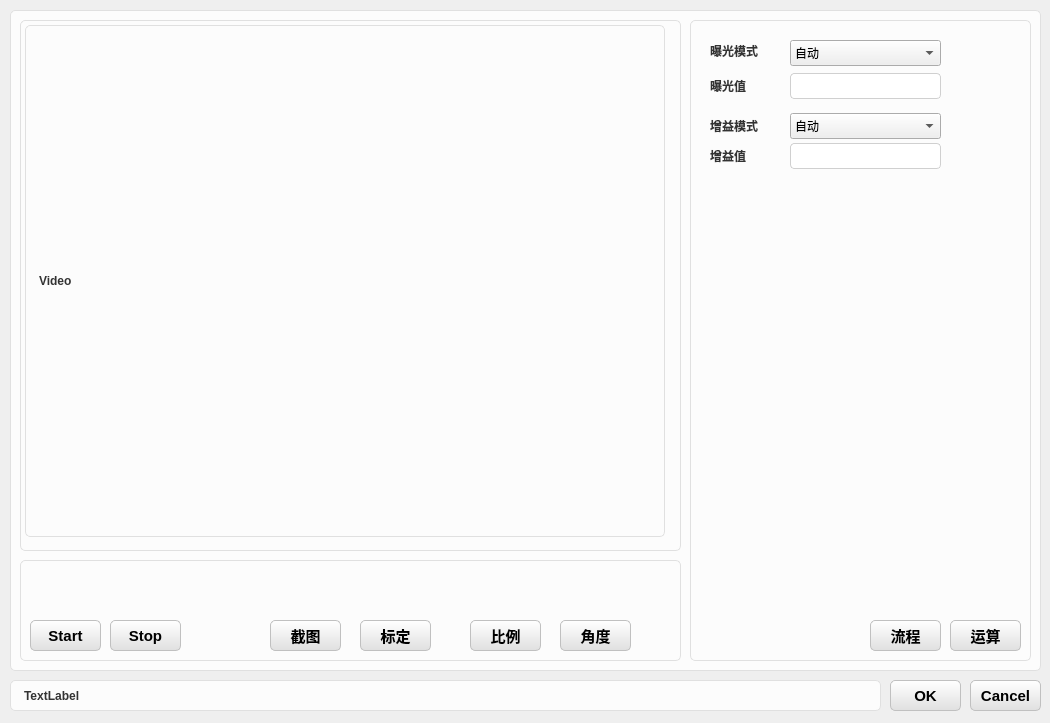
This is Solution/HuiRuMachineH/HuiRuMachineH/dialog/VisionDialog.ui in HeJun20250905/ProductProJect as Qt 5 draws it before an edit. The edited form follows.
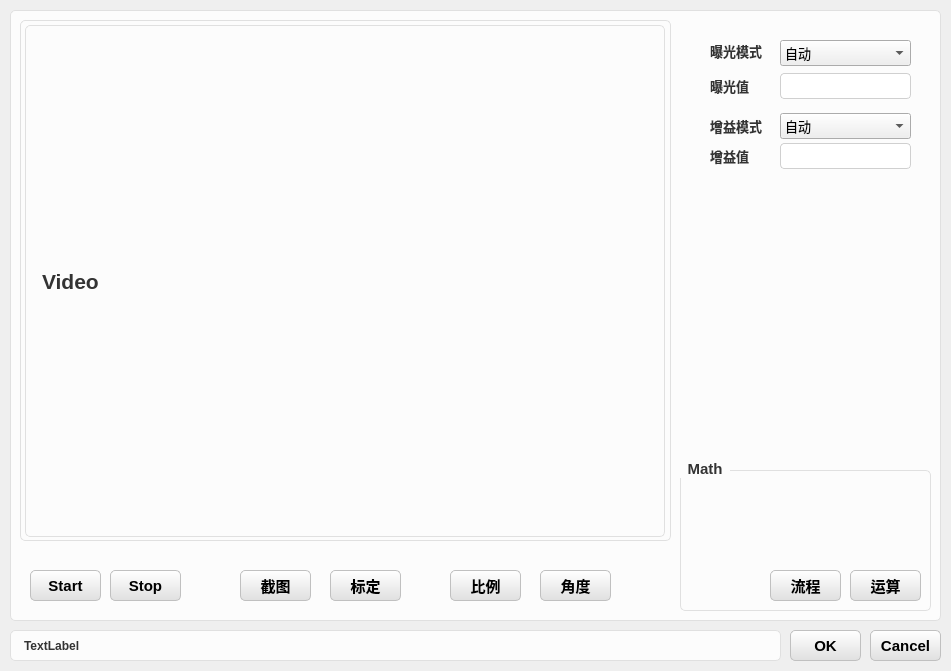
This is the edited form.

What changed in the file:
```diff
--- a/Solution/HuiRuMachineH/HuiRuMachineH/dialog/VisionDialog.ui
+++ b/Solution/HuiRuMachineH/HuiRuMachineH/dialog/VisionDialog.ui
@@ -6,8 +6,8 @@
    <rect>
     <x>0</x>
     <y>0</y>
-    <width>1050</width>
-    <height>723</height>
+    <width>951</width>
+    <height>671</height>
    </rect>
   </property>
   <property name="windowTitle">
@@ -120,8 +120,8 @@
   <widget class="QPushButton" name="pushButton_Cancel">
    <property name="geometry">
     <rect>
-     <x>970</x>
-     <y>680</y>
+     <x>870</x>
+     <y>630</y>
      <width>71</width>
      <height>31</height>
     </rect>
@@ -140,8 +140,8 @@
   <widget class="QPushButton" name="pushButton_OK">
    <property name="geometry">
     <rect>
-     <x>890</x>
-     <y>680</y>
+     <x>790</x>
+     <y>630</y>
      <width>71</width>
      <height>31</height>
     </rect>
@@ -162,8 +162,8 @@
     <rect>
      <x>10</x>
      <y>0</y>
-     <width>1031</width>
-     <height>671</height>
+     <width>931</width>
+     <height>621</height>
     </rect>
    </property>
    <property name="title">
@@ -172,172 +172,27 @@
    <widget class="QGroupBox" name="groupBox_2">
     <property name="geometry">
      <rect>
-      <x>680</x>
-      <y>10</y>
-      <width>341</width>
-      <height>651</height>
+      <x>670</x>
+      <y>460</y>
+      <width>251</width>
+      <height>151</height>
      </rect>
     </property>
+    <property name="font">
+     <font>
+      <pointsize>11</pointsize>
+      <weight>75</weight>
+      <bold>true</bold>
+     </font>
+    </property>
     <property name="title">
-     <string/>
+     <string>Math</string>
     </property>
-    <widget class="QComboBox" name="comboBox_Exposuremode">
-     <property name="geometry">
-      <rect>
-       <x>100</x>
-       <y>30</y>
-       <width>151</width>
-       <height>26</height>
-      </rect>
-     </property>
-     <item>
-      <property name="text">
-       <string>自动</string>
-      </property>
-     </item>
-     <item>
-      <property name="text">
-       <string>手动</string>
-      </property>
-     </item>
-    </widget>
-    <widget class="QLabel" name="label_ExposureMode">
-     <property name="geometry">
-      <rect>
-       <x>20</x>
-       <y>28</y>
-       <width>55</width>
-       <height>26</height>
-      </rect>
-     </property>
-     <property name="styleSheet">
-      <string notr="true">QLabel {
-    color: #333333;           /* 与 QGroupBox::title 保持一致的深灰色 */
-    font-weight: bold;        /* 保持相同的加粗效果（如果是普通文本可去掉这行） */
-    background-color: #FCFCFC; /* 与分组框背景色一致 */
-    border: 0px solid #E0E0E0; /* 相同的边框颜色和粗细 */
-    border-radius: 5px;       /* 相同的圆角 */
-    padding: 0px 0px;        /* 适当的内边距，让文字不贴边，视觉上更舒适 */
-}</string>
-     </property>
-     <property name="text">
-      <string>曝光模式</string>
-     </property>
-    </widget>
-    <widget class="QLabel" name="label_Exposure">
-     <property name="geometry">
-      <rect>
-       <x>20</x>
-       <y>63</y>
-       <width>55</width>
-       <height>26</height>
-      </rect>
-     </property>
-     <property name="styleSheet">
-      <string notr="true">QLabel {
-    color: #333333;           /* 与 QGroupBox::title 保持一致的深灰色 */
-    font-weight: bold;        /* 保持相同的加粗效果（如果是普通文本可去掉这行） */
-    background-color: #FCFCFC; /* 与分组框背景色一致 */
-    border: 0px solid #E0E0E0; /* 相同的边框颜色和粗细 */
-    border-radius: 5px;       /* 相同的圆角 */
-    padding: 0px 0px;        /* 适当的内边距，让文字不贴边，视觉上更舒适 */
-}</string>
-     </property>
-     <property name="text">
-      <string>曝光值</string>
-     </property>
-    </widget>
-    <widget class="QLabel" name="label_GainMode">
-     <property name="geometry">
-      <rect>
-       <x>20</x>
-       <y>103</y>
-       <width>55</width>
-       <height>26</height>
-      </rect>
-     </property>
-     <property name="styleSheet">
-      <string notr="true">QLabel {
-    color: #333333;           /* 与 QGroupBox::title 保持一致的深灰色 */
-    font-weight: bold;        /* 保持相同的加粗效果（如果是普通文本可去掉这行） */
-    background-color: #FCFCFC; /* 与分组框背景色一致 */
-    border: 0px solid #E0E0E0; /* 相同的边框颜色和粗细 */
-    border-radius: 5px;       /* 相同的圆角 */
-    padding: 0px 0px;        /* 适当的内边距，让文字不贴边，视觉上更舒适 */
-}</string>
-     </property>
-     <property name="text">
-      <string>增益模式</string>
-     </property>
-    </widget>
-    <widget class="QComboBox" name="comboBox_GainMode">
-     <property name="geometry">
-      <rect>
-       <x>100</x>
-       <y>103</y>
-       <width>151</width>
-       <height>26</height>
-      </rect>
-     </property>
-     <item>
-      <property name="text">
-       <string>自动</string>
-      </property>
-     </item>
-     <item>
-      <property name="text">
-       <string>手动</string>
-      </property>
-     </item>
-    </widget>
-    <widget class="QLabel" name="label_Gain">
-     <property name="geometry">
-      <rect>
-       <x>20</x>
-       <y>133</y>
-       <width>55</width>
-       <height>26</height>
-      </rect>
-     </property>
-     <property name="styleSheet">
-      <string notr="true">QLabel {
-    color: #333333;           /* 与 QGroupBox::title 保持一致的深灰色 */
-    font-weight: bold;        /* 保持相同的加粗效果（如果是普通文本可去掉这行） */
-    background-color: #FCFCFC; /* 与分组框背景色一致 */
-    border: 0px solid #E0E0E0; /* 相同的边框颜色和粗细 */
-    border-radius: 5px;       /* 相同的圆角 */
-    padding: 0px 0px;        /* 适当的内边距，让文字不贴边，视觉上更舒适 */
-}</string>
-     </property>
-     <property name="text">
-      <string>增益值</string>
-     </property>
-    </widget>
-    <widget class="QLineEdit" name="lineEdit_ExposureValue">
-     <property name="geometry">
-      <rect>
-       <x>100</x>
-       <y>63</y>
-       <width>151</width>
-       <height>26</height>
-      </rect>
-     </property>
-    </widget>
-    <widget class="QLineEdit" name="lineEdit_GainValue">
-     <property name="geometry">
-      <rect>
-       <x>100</x>
-       <y>133</y>
-       <width>151</width>
-       <height>26</height>
-      </rect>
-     </property>
-    </widget>
     <widget class="QPushButton" name="pushButton_Computation">
      <property name="geometry">
       <rect>
-       <x>260</x>
-       <y>610</y>
+       <x>170</x>
+       <y>110</y>
        <width>71</width>
        <height>31</height>
       </rect>
@@ -356,8 +211,8 @@
     <widget class="QPushButton" name="pushButton_WorkFlow">
      <property name="geometry">
       <rect>
-       <x>180</x>
-       <y>610</y>
+       <x>90</x>
+       <y>110</y>
        <width>71</width>
        <height>31</height>
       </rect>
@@ -379,8 +234,8 @@
      <rect>
       <x>10</x>
       <y>10</y>
-      <width>661</width>
-      <height>541</height>
+      <width>651</width>
+      <height>531</height>
      </rect>
     </property>
     <property name="title">
@@ -395,48 +250,23 @@
        <height>512</height>
       </rect>
      </property>
+     <property name="font">
+      <font>
+       <pointsize>16</pointsize>
+       <weight>75</weight>
+       <bold>true</bold>
+      </font>
+     </property>
      <property name="text">
       <string>Video</string>
      </property>
     </widget>
    </widget>
-   <widget class="QGroupBox" name="groupBox_4">
-    <property name="geometry">
-     <rect>
-      <x>10</x>
-      <y>550</y>
-      <width>661</width>
-      <height>111</height>
-     </rect>
-    </property>
-    <property name="title">
-     <string/>
-    </property>
-    <widget class="QPushButton" name="pushButton_Picture">
-     <property name="geometry">
-      <rect>
-       <x>250</x>
-       <y>70</y>
-       <width>71</width>
-       <height>31</height>
-      </rect>
-     </property>
-     <property name="font">
-      <font>
-       <pointsize>11</pointsize>
-       <weight>75</weight>
-       <bold>true</bold>
-      </font>
-     </property>
-     <property name="text">
-      <string>截图</string>
-     </property>
-    </widget>
     <widget class="QPushButton" name="pushButton_Stop">
      <property name="geometry">
       <rect>
-       <x>90</x>
-       <y>70</y>
+      <x>100</x>
+      <y>570</y>
        <width>71</width>
        <height>31</height>
       </rect>
@@ -455,8 +285,8 @@
     <widget class="QPushButton" name="pushButton_Start">
      <property name="geometry">
       <rect>
-       <x>10</x>
-       <y>70</y>
+      <x>20</x>
+      <y>570</y>
        <width>71</width>
        <height>31</height>
       </rect>
@@ -475,8 +305,8 @@
     <widget class="QPushButton" name="pushButton_CalibBoard">
      <property name="geometry">
       <rect>
-       <x>340</x>
-       <y>70</y>
+      <x>320</x>
+      <y>570</y>
        <width>71</width>
        <height>31</height>
       </rect>
@@ -492,11 +322,11 @@
       <string>标定</string>
      </property>
     </widget>
-    <widget class="QPushButton" name="pushButton_CalibScale">
+   <widget class="QPushButton" name="pushButton_Picture">
      <property name="geometry">
       <rect>
-       <x>450</x>
-       <y>70</y>
+      <x>230</x>
+      <y>570</y>
        <width>71</width>
        <height>31</height>
       </rect>
@@ -509,14 +339,14 @@
       </font>
      </property>
      <property name="text">
-      <string>比例</string>
+     <string>截图</string>
      </property>
     </widget>
     <widget class="QPushButton" name="pushButton_DetectAngle">
      <property name="geometry">
       <rect>
-       <x>540</x>
-       <y>70</y>
+      <x>530</x>
+      <y>570</y>
        <width>71</width>
        <height>31</height>
       </rect>
@@ -532,14 +362,233 @@
       <string>角度</string>
      </property>
     </widget>
+   <widget class="QPushButton" name="pushButton_CalibScale">
+    <property name="geometry">
+     <rect>
+      <x>440</x>
+      <y>570</y>
+      <width>71</width>
+      <height>31</height>
+     </rect>
+    </property>
+    <property name="font">
+     <font>
+      <pointsize>11</pointsize>
+      <weight>75</weight>
+      <bold>true</bold>
+     </font>
+    </property>
+    <property name="text">
+     <string>比例</string>
+    </property>
+   </widget>
+   <widget class="QLineEdit" name="lineEdit_GainValue">
+    <property name="geometry">
+     <rect>
+      <x>770</x>
+      <y>143</y>
+      <width>131</width>
+      <height>26</height>
+     </rect>
+    </property>
+    <property name="font">
+     <font>
+      <pointsize>10</pointsize>
+     </font>
+    </property>
+   </widget>
+   <widget class="QLabel" name="label_Gain">
+    <property name="geometry">
+     <rect>
+      <x>700</x>
+      <y>143</y>
+      <width>55</width>
+      <height>26</height>
+     </rect>
+    </property>
+    <property name="font">
+     <font>
+      <pointsize>10</pointsize>
+      <weight>75</weight>
+      <bold>true</bold>
+     </font>
+    </property>
+    <property name="styleSheet">
+     <string notr="true">QLabel {
+    color: #333333;           /* 与 QGroupBox::title 保持一致的深灰色 */
+    font-weight: bold;        /* 保持相同的加粗效果（如果是普通文本可去掉这行） */
+    background-color: #FCFCFC; /* 与分组框背景色一致 */
+    border: 0px solid #E0E0E0; /* 相同的边框颜色和粗细 */
+    border-radius: 5px;       /* 相同的圆角 */
+    padding: 0px 0px;        /* 适当的内边距，让文字不贴边，视觉上更舒适 */
+}</string>
+    </property>
+    <property name="text">
+     <string>增益值</string>
+    </property>
+   </widget>
+   <widget class="QComboBox" name="comboBox_GainMode">
+    <property name="geometry">
+     <rect>
+      <x>770</x>
+      <y>113</y>
+      <width>131</width>
+      <height>26</height>
+     </rect>
+    </property>
+    <property name="font">
+     <font>
+      <pointsize>10</pointsize>
+     </font>
+    </property>
+    <item>
+     <property name="text">
+      <string>自动</string>
+     </property>
+    </item>
+    <item>
+     <property name="text">
+      <string>手动</string>
+     </property>
+    </item>
+   </widget>
+   <widget class="QLabel" name="label_Exposure">
+    <property name="geometry">
+     <rect>
+      <x>700</x>
+      <y>73</y>
+      <width>55</width>
+      <height>26</height>
+     </rect>
+    </property>
+    <property name="font">
+     <font>
+      <pointsize>10</pointsize>
+      <weight>75</weight>
+      <bold>true</bold>
+     </font>
+    </property>
+    <property name="styleSheet">
+     <string notr="true">QLabel {
+    color: #333333;           /* 与 QGroupBox::title 保持一致的深灰色 */
+    font-weight: bold;        /* 保持相同的加粗效果（如果是普通文本可去掉这行） */
+    background-color: #FCFCFC; /* 与分组框背景色一致 */
+    border: 0px solid #E0E0E0; /* 相同的边框颜色和粗细 */
+    border-radius: 5px;       /* 相同的圆角 */
+    padding: 0px 0px;        /* 适当的内边距，让文字不贴边，视觉上更舒适 */
+}</string>
+    </property>
+    <property name="text">
+     <string>曝光值</string>
+    </property>
+   </widget>
+   <widget class="QLabel" name="label_ExposureMode">
+    <property name="geometry">
+     <rect>
+      <x>700</x>
+      <y>38</y>
+      <width>55</width>
+      <height>26</height>
+     </rect>
+    </property>
+    <property name="font">
+     <font>
+      <pointsize>10</pointsize>
+      <weight>75</weight>
+      <bold>true</bold>
+     </font>
+    </property>
+    <property name="styleSheet">
+     <string notr="true">QLabel {
+    color: #333333;           /* 与 QGroupBox::title 保持一致的深灰色 */
+    font-weight: bold;        /* 保持相同的加粗效果（如果是普通文本可去掉这行） */
+    background-color: #FCFCFC; /* 与分组框背景色一致 */
+    border: 0px solid #E0E0E0; /* 相同的边框颜色和粗细 */
+    border-radius: 5px;       /* 相同的圆角 */
+    padding: 0px 0px;        /* 适当的内边距，让文字不贴边，视觉上更舒适 */
+}</string>
+    </property>
+    <property name="text">
+     <string>曝光模式</string>
+    </property>
+   </widget>
+   <widget class="QLineEdit" name="lineEdit_ExposureValue">
+    <property name="geometry">
+     <rect>
+      <x>770</x>
+      <y>73</y>
+      <width>131</width>
+      <height>26</height>
+     </rect>
+    </property>
+    <property name="font">
+     <font>
+      <pointsize>10</pointsize>
+     </font>
+    </property>
+   </widget>
+   <widget class="QLabel" name="label_GainMode">
+    <property name="geometry">
+     <rect>
+      <x>700</x>
+      <y>113</y>
+      <width>55</width>
+      <height>26</height>
+     </rect>
+    </property>
+    <property name="font">
+     <font>
+      <pointsize>10</pointsize>
+      <weight>75</weight>
+      <bold>true</bold>
+     </font>
+    </property>
+    <property name="styleSheet">
+     <string notr="true">QLabel {
+    color: #333333;           /* 与 QGroupBox::title 保持一致的深灰色 */
+    font-weight: bold;        /* 保持相同的加粗效果（如果是普通文本可去掉这行） */
+    background-color: #FCFCFC; /* 与分组框背景色一致 */
+    border: 0px solid #E0E0E0; /* 相同的边框颜色和粗细 */
+    border-radius: 5px;       /* 相同的圆角 */
+    padding: 0px 0px;        /* 适当的内边距，让文字不贴边，视觉上更舒适 */
+}</string>
+    </property>
+    <property name="text">
+     <string>增益模式</string>
+    </property>
+   </widget>
+   <widget class="QComboBox" name="comboBox_Exposuremode">
+    <property name="geometry">
+     <rect>
+      <x>770</x>
+      <y>40</y>
+      <width>131</width>
+      <height>26</height>
+     </rect>
+    </property>
+    <property name="font">
+     <font>
+      <pointsize>10</pointsize>
+     </font>
+    </property>
+    <item>
+     <property name="text">
+      <string>自动</string>
+     </property>
+    </item>
+    <item>
+     <property name="text">
+      <string>手动</string>
+     </property>
+    </item>
    </widget>
   </widget>
   <widget class="QLabel" name="label">
    <property name="geometry">
     <rect>
      <x>10</x>
-     <y>680</y>
-     <width>871</width>
+     <y>630</y>
+     <width>771</width>
      <height>31</height>
     </rect>
    </property>
```
Lines whose indentation alone changed are shown as unchanged.
